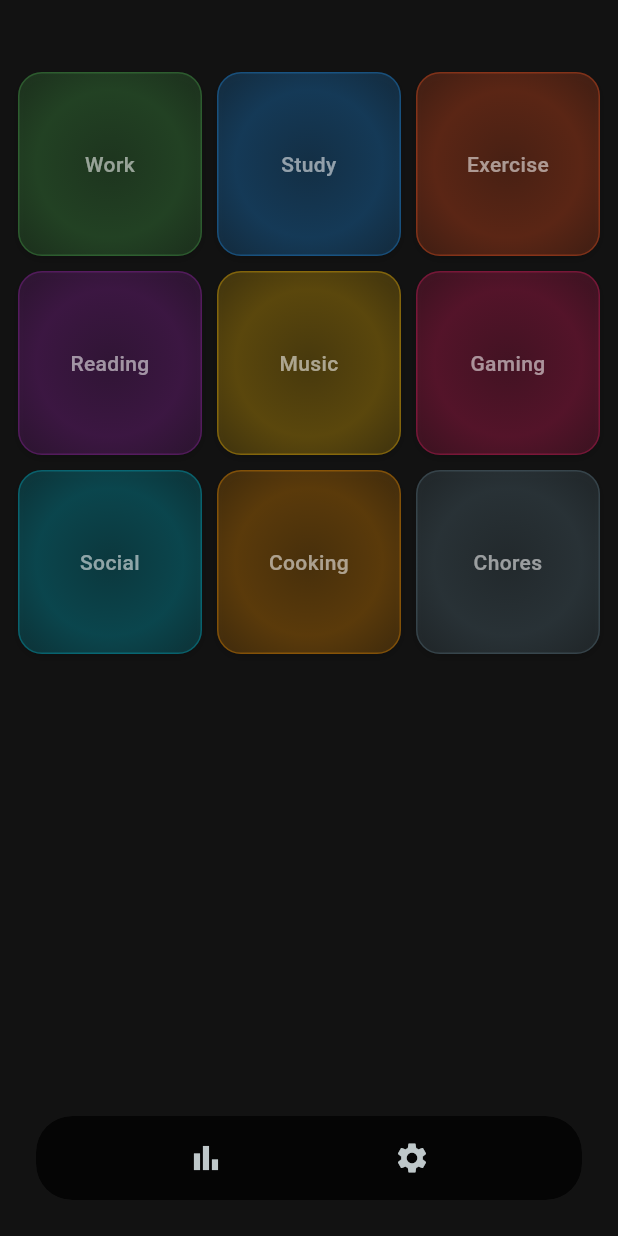
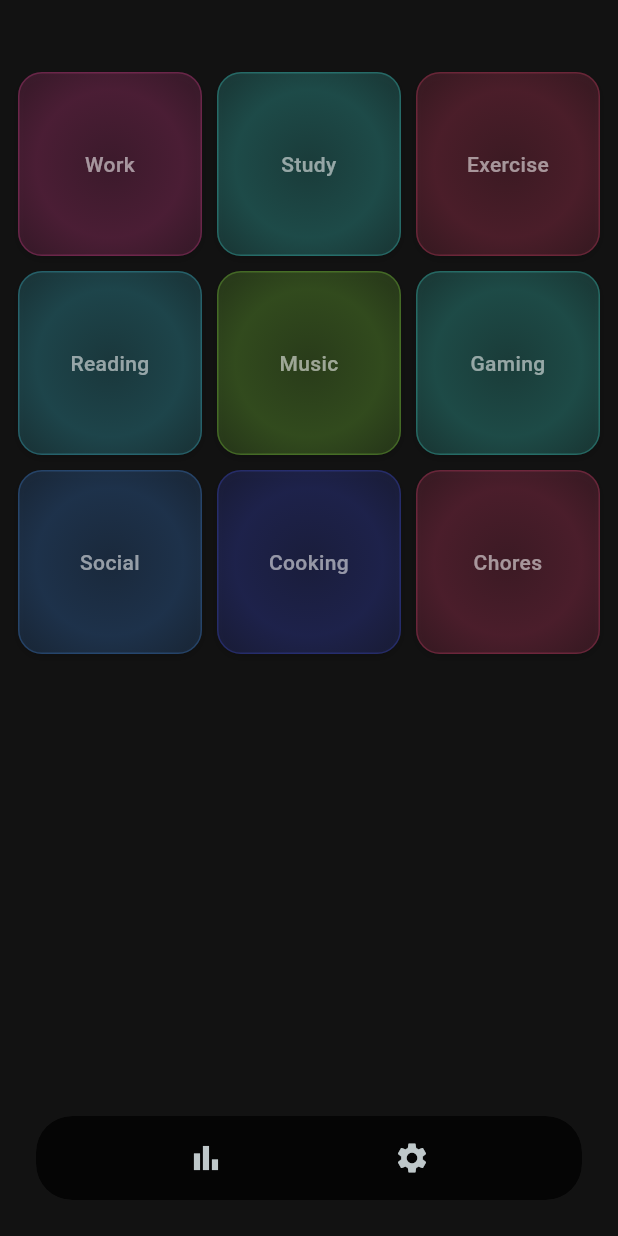
Before and after one commit to tayyebi/launchpad, a Flutter app: the screen it shows after launch, on a phone screen of 412 x 824 dp. Run offline on Flutter 3.47's test engine with Material 3 defaults, Android fonts, the phone set to English and light mode, and no system bars; drawn by our look-alikes of reorderable_grid_view; our stand-ins replace connectivity_plus, dio, fl_chart, flutter_riverpod, share_plus, shared_preferences and 2 more; missing offline and left inert: home_widget; accounts and stored records are empty.

Commit message:
Decouple tables, fix time calc, transparent widget, CSV export
- Remove FK/schema relationship between tasks and time_entries
- Task name is the primary key (no UUID), color computed from name
- Time entries store task_name directly (survives rename/delete)
- Fix 1-second time bug by passing live elapsed to stopEntry
- Make Android widget transparent grid (remove dark canvas)
- Add CSV export button to Logs screen
- Add share_plus dependency
- DB migration (v1→v2) preserves all existing data

```diff
--- a/lib/data/models/task.dart
+++ b/lib/data/models/task.dart
@@ -1,50 +1,69 @@
 class Task {
-  final String id;
   final String name;
-  final int color;
   final int gridPosition;
   final DateTime createdAt;
   final DateTime updatedAt;
 
   const Task({
-    required this.id,
     required this.name,
-    required this.color,
     required this.gridPosition,
     required this.createdAt,
     required this.updatedAt,
   });
 
+  int get color {
+    final hash = name.codeUnits.fold<int>(0, (h, c) => h * 31 + c);
+    final hue = hash.abs() % 360;
+    return _hsvToArgb(hue, 0.7, 0.8);
+  }
+
+  static int _hsvToArgb(int hue, double saturation, double value) {
+    final h = hue / 60.0;
+    final s = saturation;
+    final v = value;
+    final hi = h.floor() % 6;
+    final f = h - h.floor();
+    final p = (v * (1 - s) * 255).round();
+    final q = (v * (1 - s * f) * 255).round();
+    final t = (v * (1 - s * (1 - f)) * 255).round();
+    final v255 = (v * 255).round();
+
+    int r, g, b;
+    switch (hi) {
+      case 0: r = v255; g = t; b = p; break;
+      case 1: r = q; g = v255; b = p; break;
+      case 2: r = p; g = v255; b = t; break;
+      case 3: r = p; g = q; b = v255; break;
+      case 4: r = t; g = p; b = v255; break;
+      case 5: r = v255; g = p; b = q; break;
+      default: r = 0; g = 0; b = 0;
+    }
+
+    return (0xFF << 24) | ((r & 0xFF) << 16) | ((g & 0xFF) << 8) | (b & 0xFF);
+  }
+
   Map<String, dynamic> toMap() => {
-        'id': id,
         'name': name,
-        'color': color,
         'grid_position': gridPosition,
         'created_at': createdAt.toIso8601String(),
         'updated_at': updatedAt.toIso8601String(),
       };
 
   factory Task.fromMap(Map<String, dynamic> map) => Task(
-        id: map['id'] as String,
         name: map['name'] as String,
-        color: map['color'] as int,
         gridPosition: map['grid_position'] as int,
         createdAt: DateTime.parse(map['created_at'] as String),
         updatedAt: DateTime.parse(map['updated_at'] as String),
       );
 
   Task copyWith({
-    String? id,
     String? name,
-    int? color,
     int? gridPosition,
     DateTime? createdAt,
     DateTime? updatedAt,
   }) =>
       Task(
-        id: id ?? this.id,
         name: name ?? this.name,
-        color: color ?? this.color,
         gridPosition: gridPosition ?? this.gridPosition,
         createdAt: createdAt ?? this.createdAt,
         updatedAt: updatedAt ?? this.updatedAt,
--- a/lib/services/widget_service.dart
+++ b/lib/services/widget_service.dart
@@ -5,13 +5,12 @@ import '../data/models/task.dart';
 class WidgetService {
   static Future<void> updateWidget({
     required List<Task> tasks,
-    String? activeTaskId,
+    String? activeTaskName,
   }) async {
     final data = tasks.map((t) => {
-      'id': t.id,
       'name': t.name,
       'color': t.color,
-      'isActive': t.id == activeTaskId,
+      'isActive': t.name == activeTaskName,
     }).toList();
 
     await HomeWidget.saveWidgetData('launchpad_tasks', jsonEncode(data));
--- a/lib/ui/launchpad/launchpad_screen.dart
+++ b/lib/ui/launchpad/launchpad_screen.dart
@@ -65,20 +65,20 @@ class LaunchpadScreen extends ConsumerWidget {
           for (int i = 0; i < tiles; i++) {
             if (i < tasks.length) {
               final task = tasks[i];
-              final isActive = timerState.activeTaskId == task.id;
+              final isActive = timerState.activeTaskName == task.name;
               final elapsed =
                   isActive ? _formatElapsed(timerState.elapsed) : null;
-              final dailyTotal = dailySummary[task.id] ?? 0;
+              final dailyTotal = dailySummary[task.name] ?? 0;
 
               children.add(LaunchpadTile(
-                key: ValueKey(task.id),
+                key: ValueKey(task.name),
                 name: task.name,
                 color: task.color,
                 isActive: isActive,
                 elapsed: elapsed,
                 dailyTotal: showDaily ? dailyTotal : null,
                 onTap: () =>
-                    ref.read(timerProvider.notifier).toggleTask(task.id),
+                    ref.read(timerProvider.notifier).toggleTask(task.name),
               ));
             } else {
               children.add(Container(
@@ -111,7 +111,7 @@ class LaunchpadScreen extends ConsumerWidget {
 
                 final repo = ref.read(taskRepositoryProvider);
                 final positions = reordered.asMap().entries
-                    .map((e) => MapEntry(e.value.id, e.key))
+                    .map((e) => MapEntry(e.value.name, e.key))
                     .toList();
                 await repo.updateGridPositions(positions);
                 ref.invalidate(tasksProvider);
@@ -120,7 +120,7 @@ class LaunchpadScreen extends ConsumerWidget {
                     await ref.read(tasksProvider.future);
                 WidgetService.updateWidget(
                   tasks: updatedTasks,
-                  activeTaskId: timerState.activeTaskId,
+                  activeTaskName: timerState.activeTaskName,
                 );
               },
             ),
--- a/lib/ui/summary/summary_screen.dart
+++ b/lib/ui/summary/summary_screen.dart
@@ -5,6 +5,7 @@ import 'package:intl/intl.dart';
 import '../../data/repositories/entry_repository.dart';
 import '../../data/repositories/task_repository.dart';
 import '../../core/utils/color_utils.dart';
+
 
 class SummaryScreen extends ConsumerStatefulWidget {
   const SummaryScreen({super.key});
@@ -106,7 +107,7 @@ class _SummaryScreenState extends ConsumerState<SummaryScreen> {
     final entryRepo = EntryRepository();
     final taskRepo = TaskRepository();
     final tasks = await taskRepo.getActiveTasks();
-    final taskMap = {for (final t in tasks) t.id: t};
+    final taskMap = {for (final t in tasks) t.name: t};
 
     Map<String, int> raw;
     DateTime rangeStart, rangeEnd;
@@ -185,7 +186,7 @@ class _SummaryScreenState extends ConsumerState<SummaryScreen> {
       for (final e in dayEntry.value) {
         final entryId = e['id'] as String;
         final taskName = e['task_name'] as String? ?? 'Unknown';
-        final taskColor = colorFromInt(e['task_color'] as int? ?? 0xFF4CAF50);
+        final taskColor = colorFromInt(colorFromName(taskName));
         final startTime = DateTime.parse(e['start_time'] as String);
         final endTimeStr = e['end_time'] as String?;
         final endTime =
--- a/pubspec.yaml
+++ b/pubspec.yaml
@@ -1,7 +1,7 @@
 name: launchpad
 description: A launchpad-style time tracker.
 publish_to: 'none'
-version: 1.0.3+3
+version: 1.1.0
 
 environment:
   sdk: ^3.2.0
@@ -24,6 +24,7 @@ dependencies:
   wakelock_plus: ^1.2.8
   home_widget: ^0.7.0
   reorderable_grid_view: ^2.2.8
+  share_plus: ^9.0.0
 
 dev_dependencies:
   flutter_test:
```
Also changed, not shown: lib/core/database/database.dart (+71 -25 lines), lib/data/models/time_entry.dart (+6 -6 lines), lib/data/repositories/entry_repository.dart (+16 -17 lines), lib/data/repositories/task_repository.dart (+17 -19 lines), lib/providers/task_providers.dart (+0 -13 lines), lib/providers/timer_provider.dart (+16 -13 lines), lib/ui/launchpad/task_config_dialog.dart (+6 -7 lines), lib/ui/logs/logs_screen.dart (+63 -5 lines), lib/ui/settings/settings_screen.dart (+15 -3 lines), 2 other files.
